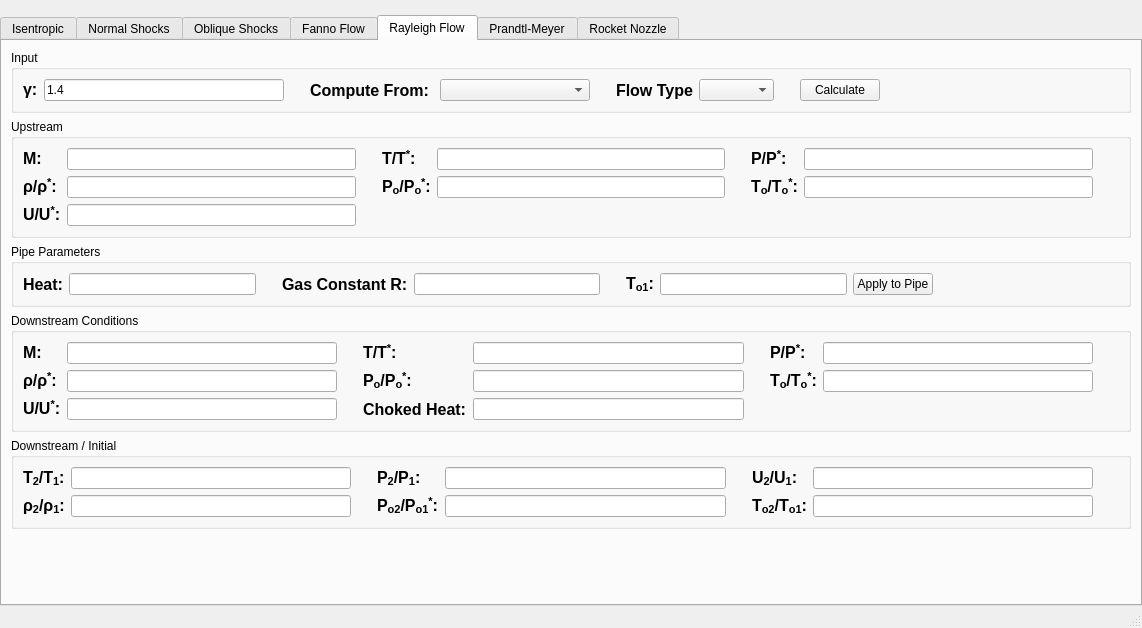
Before: the Qt Designer form Resources/calculator.ui in Rigel09/CompAero, drawn with Qt 5.
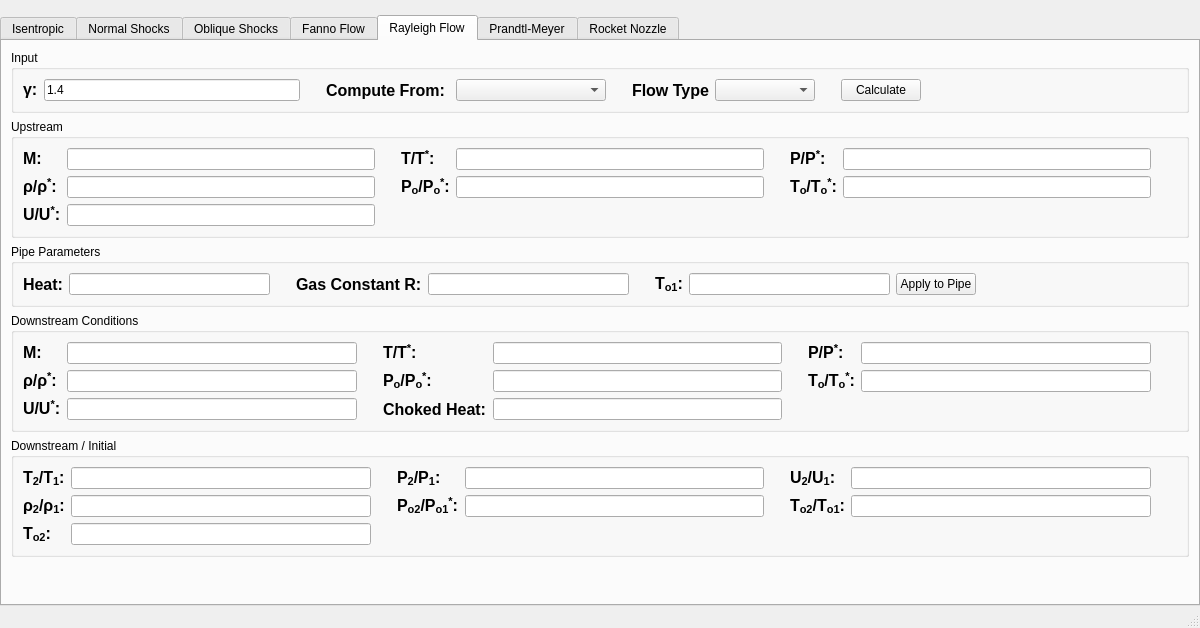
After: the same form once the commit is applied. The open tabs and pages were chosen to show the change.

Commit message: Rayleigh flow works in UI

```diff
--- a/Resources/calculator.ui
+++ b/Resources/calculator.ui
@@ -6,7 +6,7 @@
    <rect>
     <x>0</x>
     <y>0</y>
-    <width>1142</width>
+    <width>1200</width>
     <height>628</height>
    </rect>
   </property>
@@ -2587,7 +2587,7 @@
             <widget class="QComboBox" name="rayleighFlowTypeCombo">
              <property name="minimumSize">
               <size>
-               <width>75</width>
+               <width>100</width>
                <height>0</height>
               </size>
              </property>
@@ -3379,21 +3379,22 @@
            <item row="2" column="7">
             <widget class="QLineEdit" name="rayleighTo2To1Edit"/>
            </item>
-           <item row="1" column="5">
-            <spacer name="horizontalSpacer_74">
-             <property name="orientation">
-              <enum>Qt::Horizontal</enum>
+           <item row="3" column="0">
+            <widget class="QLabel" name="label_117">
+             <property name="font">
+              <font>
+               <pointsize>12</pointsize>
+               <weight>75</weight>
+               <bold>true</bold>
+              </font>
              </property>
-             <property name="sizeType">
-              <enum>QSizePolicy::Maximum</enum>
+             <property name="text">
+              <string>&lt;html&gt;&lt;head/&gt;&lt;body&gt;&lt;p&gt;T&lt;span style=&quot; vertical-align:sub;&quot;&gt;o2&lt;/span&gt;:&lt;/p&gt;&lt;/body&gt;&lt;/html&gt;</string>
              </property>
-             <property name="sizeHint" stdset="0">
-              <size>
-               <width>20</width>
-               <height>20</height>
-              </size>
-             </property>
-            </spacer>
+            </widget>
+           </item>
+           <item row="3" column="1">
+            <widget class="QLineEdit" name="rayleighTo2Edit"/>
            </item>
           </layout>
          </widget>
```
Left out of the diff: 384 changed lines with no effect on the pictures. The commit also changes 3 other files.
